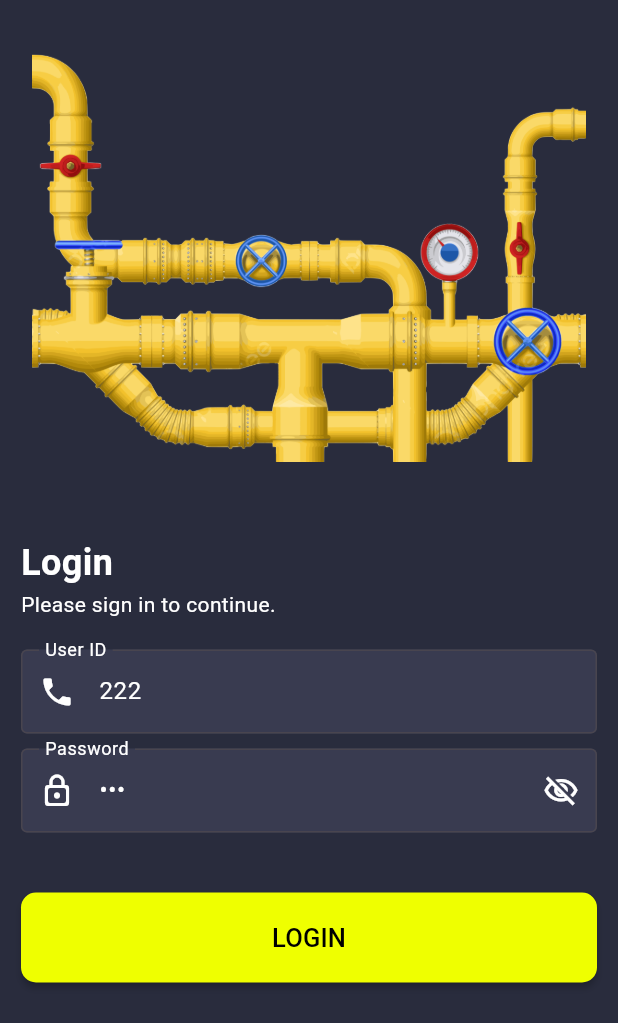
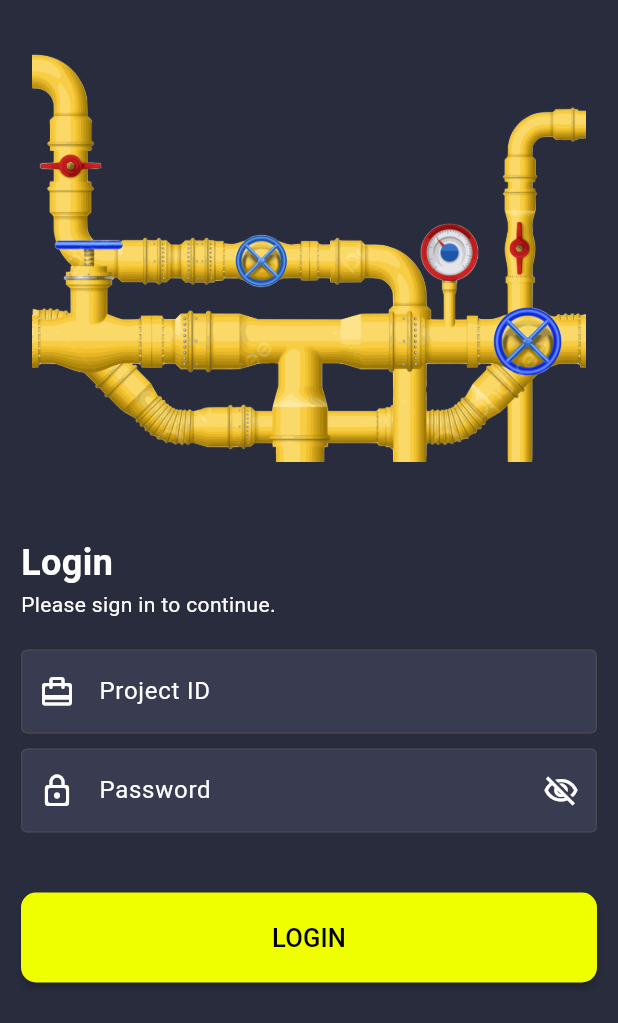
Before and after one commit to DeepVaghasiya15/Gas-Leakage-Survey, a Flutter app: the screen it shows after launch, on a phone screen of 412 x 824 dp. Shown: the top 1023 px of the screen. Run offline on Flutter 3.47's test engine with Material 3 defaults, Android fonts, the light colour scheme and no system bars; our stand-ins replace camera, dropdown_button2, firebase_core, firebase_storage, flutter_secure_storage, geocoding and 6 more; missing offline and left inert: flutter_vibrate; accounts and stored records are empty.

Commit message:
User profile screen updated

```diff
--- a/lib/screens/login/login_screen_new.dart
+++ b/lib/screens/login/login_screen_new.dart
@@ -20,10 +20,10 @@
 
 class _LogInNewState extends State<LogInNew> {
 
-  TextEditingController _phoneController = TextEditingController(text: "222");
-  TextEditingController _passwordController = TextEditingController(text: "222");
-  // final _phoneController = TextEditingController();
-  // final _passwordController = TextEditingController();
+  // TextEditingController _phoneController = TextEditingController(text: "222");
+  // TextEditingController _passwordController = TextEditingController(text: "222");
+  final _phoneController = TextEditingController();
+  final _passwordController = TextEditingController();
   bool _passwordVisible = false;
 
   @override
@@ -154,9 +154,9 @@
                     keyboardType: TextInputType.phone,
                     style: const TextStyle(color: Colors.white),
                     decoration: const InputDecoration(
-                      labelText: 'User ID',
+                      labelText: 'Project ID',
                       labelStyle: TextStyle(color: Colors.white),
-                      prefixIcon: Icon(Icons.phone, color: Colors.white),
+                      prefixIcon: Icon(Icons.card_travel_rounded, color: Colors.white),
                       border: OutlineInputBorder(
                         borderSide: BorderSide(color: Colors.white),
                       ),
--- a/lib/screens/login/user_profiles_screen.dart
+++ b/lib/screens/login/user_profiles_screen.dart
@@ -46,7 +46,7 @@
       backgroundColor: const Color(0xFF292C3D),
       appBar: AppBar(
         title: const Text(
-          "Select User",
+          "Select Employee",
           style: TextStyle(fontWeight: FontWeight.bold, fontSize: 26),
         ),
         centerTitle: true,
--- a/lib/screens/raise_ticket_screen_options.dart
+++ b/lib/screens/raise_ticket_screen_options.dart
@@ -146,8 +146,7 @@
                             shape: RoundedRectangleBorder(
                               borderRadius: BorderRadius.circular(10),
                             ),
-                            elevation:
-                                10, // Adjust the elevation to create a 3D effect
+                            elevation: 10, // Adjust the elevation to create a 3D effect
                             child: Column(
                               mainAxisAlignment: MainAxisAlignment.center,
                               children: [
```
